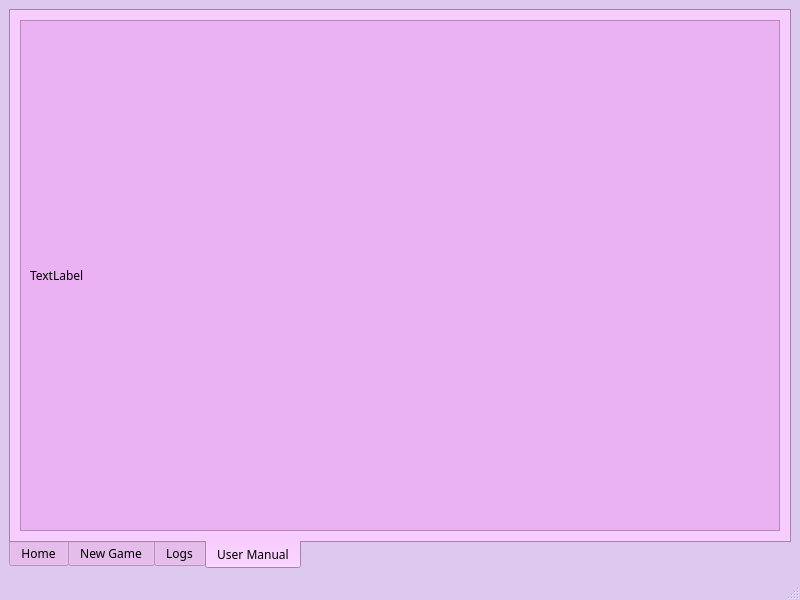
Qt form App/RGCCompApp/mainwindow.ui (whatever569/laughing-fishstick) before a commit.
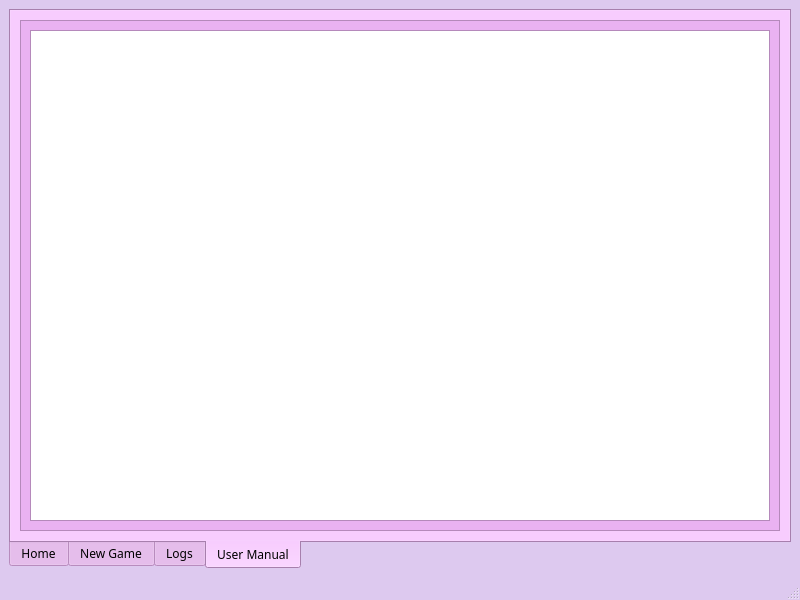
The same form after that commit. The open tabs and pages were chosen to show the change.

The edit to the form file:
```diff
--- a/App/RGCCompApp/mainwindow.ui
+++ b/App/RGCCompApp/mainwindow.ui
@@ -1382,9 +1382,9 @@
            </property>
            <layout class="QVBoxLayout" name="verticalLayout_5">
             <item>
-             <widget class="QLabel" name="label">
-              <property name="text">
-               <string>TextLabel</string>
+             <widget class="QTextEdit" name="userManualTextEdit">
+              <property name="readOnly">
+               <bool>true</bool>
               </property>
              </widget>
             </item>
```
Left out of the diff: 2 changed lines with no effect on the pictures.
